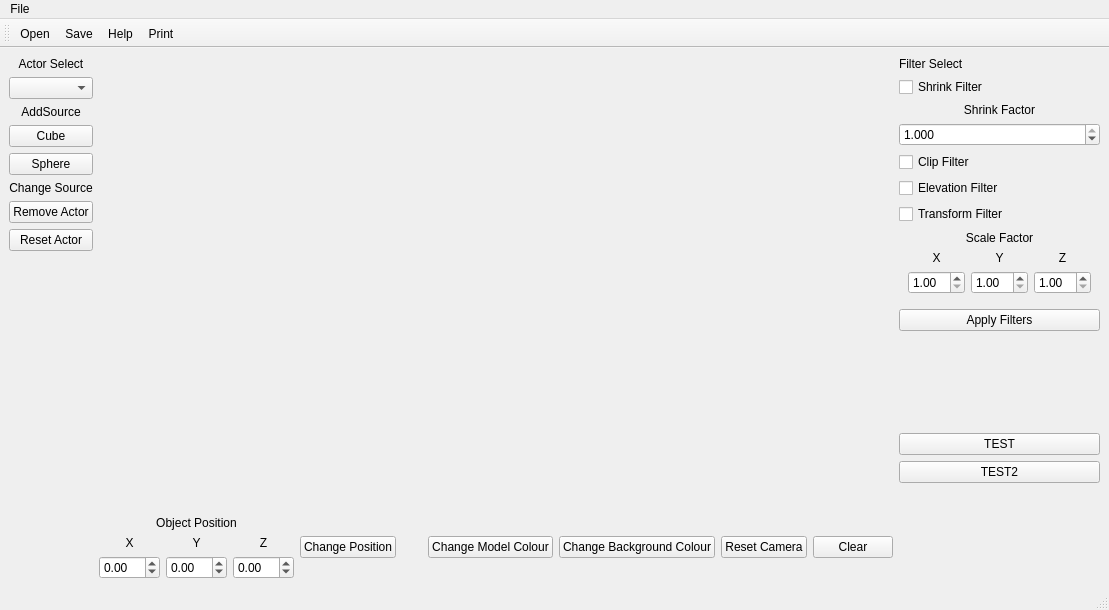
This is Current_Working_Program/mainwindow.ui in ejagombar/2021_Group_3 as Qt 5 draws it before an edit. The edited form follows.
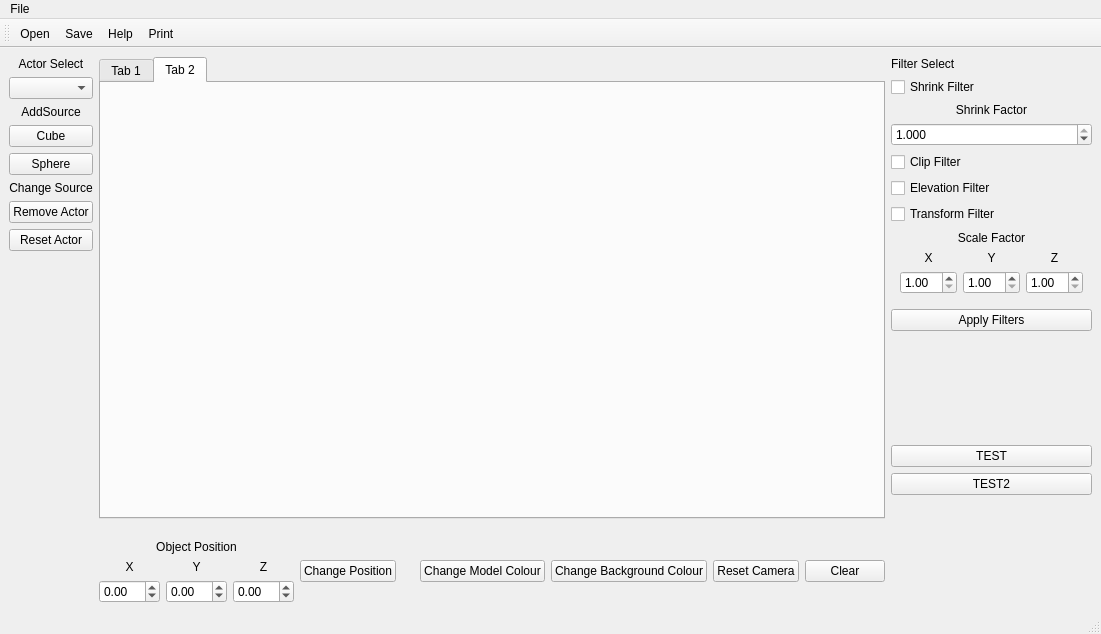
This is the edited form. The open tabs and pages were chosen to show the change. Icons and pictures are not drawn. Custom widgets are drawn as their Qt base class.

Commit message: Working tabs and error handling

Patch:
```diff
--- a/Current_Working_Program/mainwindow.ui
+++ b/Current_Working_Program/mainwindow.ui
@@ -6,8 +6,8 @@
    <rect>
     <x>0</x>
     <y>0</y>
-    <width>1109</width>
-    <height>610</height>
+    <width>1101</width>
+    <height>634</height>
    </rect>
   </property>
   <property name="windowTitle">
@@ -103,7 +103,17 @@
     <item>
      <layout class="QVBoxLayout" name="verticalLayout">
       <item>
-       <widget class="QVTKOpenGLWidget" name="qvtkWidget" native="true">
+       <widget class="QTabWidget" name="tabWidget">
+        <property name="currentIndex">
+         <number>0</number>
+        </property>
+        <widget class="QWidget" name="tab">
+         <attribute name="title">
+          <string>Tab 1</string>
+         </attribute>
+         <layout class="QHBoxLayout" name="horizontalLayout_5">
+          <item>
+           <widget class="QVTKOpenGLWidget" name="qvtkWidget_Tab1" native="true">
         <property name="minimumSize">
          <size>
           <width>600</width>
@@ -112,6 +122,20 @@
         </property>
        </widget>
       </item>
+         </layout>
+        </widget>
+        <widget class="QWidget" name="tab_2">
+         <attribute name="title">
+          <string>Tab 2</string>
+         </attribute>
+         <layout class="QHBoxLayout" name="horizontalLayout_6">
+          <item>
+           <widget class="QVTKOpenGLWidget" name="qvtkWidget_Tab2" native="true"/>
+          </item>
+         </layout>
+        </widget>
+       </widget>
+      </item>
       <item>
        <layout class="QHBoxLayout" name="horizontalLayout">
         <property name="topMargin">
@@ -492,8 +516,8 @@
     <rect>
      <x>0</x>
      <y>0</y>
-     <width>1109</width>
-     <height>26</height>
+     <width>1101</width>
+     <height>21</height>
     </rect>
    </property>
    <widget class="QMenu" name="menuFile">
```
Lines whose indentation alone changed are shown as unchanged. The commit also changes 4 other files.
